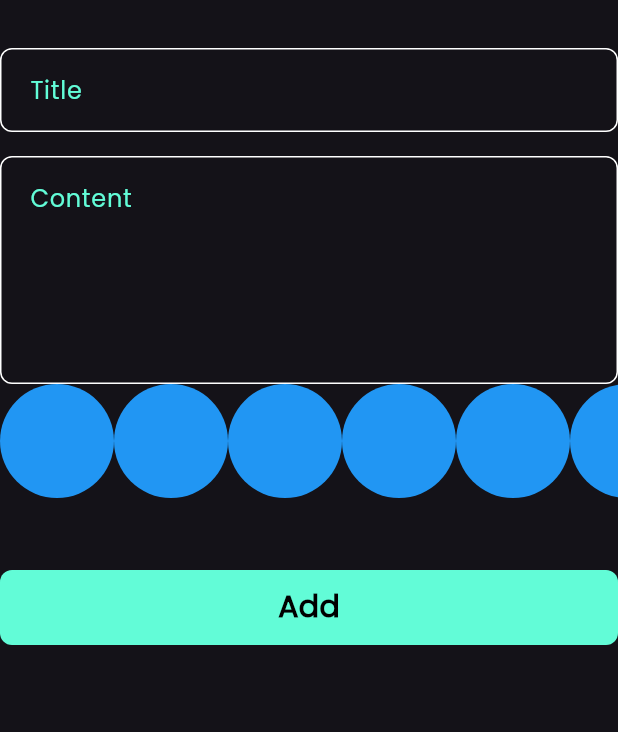
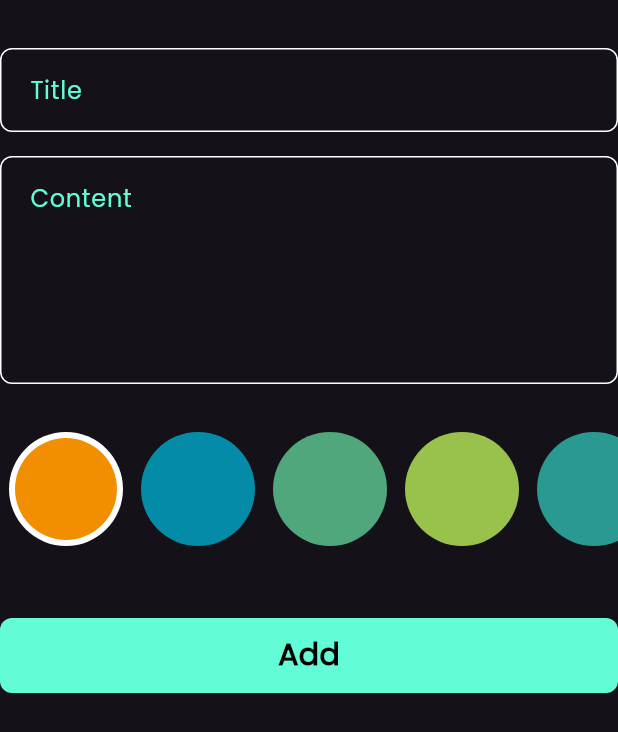
Before and after one commit to Mohamed68Mohamed68/notes_app, a Flutter app: the AddNoteForm widget shown alone on an empty page, opened directly, on a phone screen of 412 x 824 dp. Shown: the top 732 px of the screen. Run offline on Flutter 3.47's test engine with Material 3 defaults, Android fonts, the phone set to English and light mode, and no system bars; our stand-ins replace bloc, flutter_bloc, font_awesome_flutter, hive, hive_flutter, modal_progress_hud_nsn; accounts and stored records are empty.

Commit message:
colors list view part 2

```diff
--- a/lib/views/widgets/add_note_form.dart
+++ b/lib/views/widgets/add_note_form.dart
@@ -48,6 +48,9 @@ class _AddNoteFormState extends State<AddNoteForm> {
             hint: 'Content',
             maxLines: 5,
           ),
+          SizedBox(
+            height: 32,
+          ),
           ColorsListView(),
           SizedBox(
             height: 32,
--- a/lib/views/widgets/colors_list_view.dart
+++ b/lib/views/widgets/colors_list_view.dart
@@ -1,30 +1,68 @@
 import 'package:flutter/material.dart';
 
-
 class ColorItem extends StatelessWidget {
-  const ColorItem({super.key});
-
+  const ColorItem({super.key, required this.isActive, required this.color});
+  final bool isActive;
+  final Color color;
   @override
   Widget build(BuildContext context) {
-    return CircleAvatar(
-      radius: 38,
-      backgroundColor: Colors.blue,
-    );
+    return isActive
+        ? CircleAvatar(
+            radius: 38,
+            backgroundColor: Colors.white,
+            child: CircleAvatar(
+              radius: 34,
+              backgroundColor: color,
+            ),
+          )
+        : CircleAvatar(
+            radius: 38,
+            backgroundColor: color,
+          );
   }
 }
 
-class ColorsListView extends StatelessWidget {
+class ColorsListView extends StatefulWidget {
   const ColorsListView({super.key});
+
+  @override
+  State<ColorsListView> createState() => _ColorsListViewState();
+}
+
+class _ColorsListViewState extends State<ColorsListView> {
+  int currantIndex = 0;
+  List<Color> colors = const [
+    Color(0xffF18F01),
+    Color(0xff048BA8),
+    Color(0xff4FA77B),
+    Color(0xff99C24D),
+    Color(0xff2A9992),
+    Color(0xffFFBF00),
+    Color(0xff8A2BE2),
+    Color(0xff800020),
+  ];
 
   @override
   Widget build(BuildContext context) {
     return SizedBox(
       height: 38 * 2,
       child: ListView.builder(
-        itemCount: 10,
+        itemCount: colors.length,
         scrollDirection: Axis.horizontal,
         itemBuilder: (context, index) {
-          return ColorItem();
+          return Padding(
+            padding: const EdgeInsets.symmetric(horizontal: 6),
+            child: GestureDetector(
+              onTap: () {
+                currantIndex = index;
+                setState(() {});
+              },
+              child: ColorItem(
+                color: colors[index],
+                isActive: currantIndex == index,
+              ),
+            ),
+          );
         },
       ),
     );
--- a/lib/views/widgets/notes_list_view.dart
+++ b/lib/views/widgets/notes_list_view.dart
@@ -39,7 +39,7 @@ class NotesListView extends StatelessWidget {
               return Padding(
                 padding: const EdgeInsets.symmetric(vertical: 4),
                 child: NoteItem(
-                  color: colorsList[chooseIndexColor(index)!],
+                  color: Colors.white,
                   note: notes[index],
                 ),
               );
```
